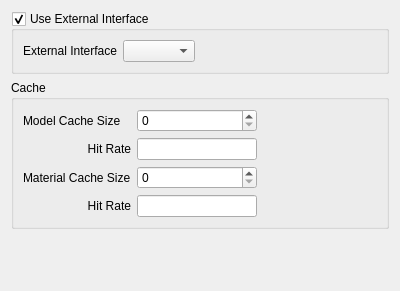
Old version of the form src/Mod/Material/Gui/DlgSettingsExternal.ui in the repository southseact-3d/fcd.
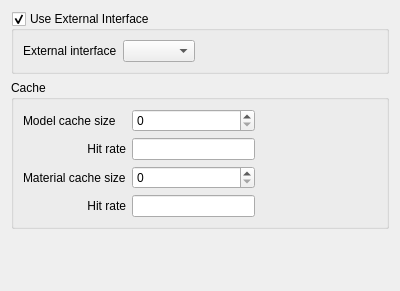
New version of the form. Custom widgets are drawn as their Qt base class.

Commit message:
Material: Update UI strings for consistency
Closes: #22130

```diff
--- a/src/Mod/Material/Gui/DlgSettingsExternal.ui
+++ b/src/Mod/Material/Gui/DlgSettingsExternal.ui
@@ -26,7 +26,7 @@
       <item row="0" column="0">
        <widget class="QLabel" name="label">
         <property name="text">
-         <string>External Interface</string>
+         <string>External interface</string>
         </property>
        </widget>
       </item>
@@ -88,14 +88,14 @@
       <item row="0" column="0">
        <widget class="QLabel" name="label_7">
         <property name="text">
-         <string>Model Cache Size</string>
+         <string>Model cache size</string>
         </property>
        </widget>
       </item>
       <item row="3" column="0">
        <widget class="QLabel" name="label_10">
         <property name="text">
-         <string>Hit Rate</string>
+         <string>Hit rate</string>
         </property>
         <property name="alignment">
          <set>Qt::AlignRight|Qt::AlignTrailing|Qt::AlignVCenter</set>
@@ -121,7 +121,7 @@
       <item row="1" column="0">
        <widget class="QLabel" name="label_9">
         <property name="text">
-         <string>Hit Rate</string>
+         <string>Hit rate</string>
         </property>
         <property name="alignment">
          <set>Qt::AlignRight|Qt::AlignTrailing|Qt::AlignVCenter</set>
@@ -131,7 +131,7 @@
       <item row="2" column="0">
        <widget class="QLabel" name="label_8">
         <property name="text">
-         <string>Material Cache Size</string>
+         <string>Material cache size</string>
         </property>
        </widget>
       </item>
```
The commit also changes 27 other files.
